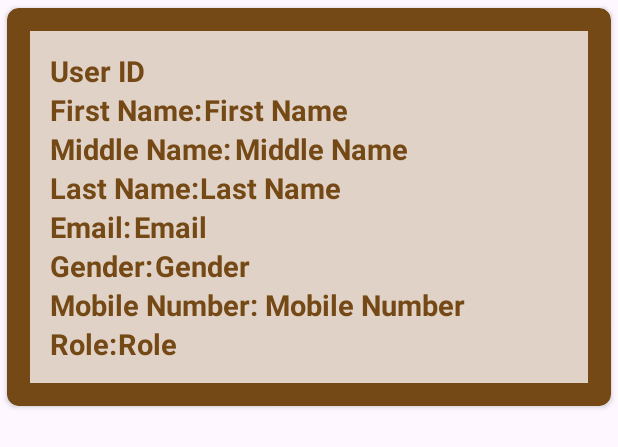
After one commit to DevRaval2604/Citizen-Care, an Android app: the layout main_item.xml on its own in the app's theme, with its tools: preview values and no code run, on a phone screen of 412 x 824 dp. The commit adds this screen. Shown: the top 447 px of the screen. Run offline under Robolectric (Android 15) with nearby library versions, the phone set to English and light mode, and no system bars.

Commit message:
Final Year Project

```diff
--- a/app/build.gradle
+++ b/app/build.gradle
@@ -49,7 +49,12 @@ dependencies {
     androidTestImplementation 'androidx.test.ext:junit:1.1.5'
     androidTestImplementation 'androidx.test.espresso:espresso-core:3.5.1'
     implementation 'com.intuit.sdp:sdp-android:1.1.0'
+    implementation 'com.firebaseui:firebase-ui-database:7.1.1'
+    implementation 'androidx.recyclerview:recyclerview:1.3.2'
+    implementation 'androidx.cardview:cardview:1.0.0'
     implementation platform('com.google.firebase:firebase-bom:32.7.1')
     implementation 'com.google.firebase:firebase-analytics:21.5.0'
     implementation 'com.github.denzcoskun:ImageSlideshow:0.1.2'
 }
+apply plugin: 'com.google.gms.google-services'
+apply plugin: 'com.android.application'
--- a/app/src/main/AndroidManifest.xml
+++ b/app/src/main/AndroidManifest.xml
@@ -15,9 +15,11 @@
         android:theme="@style/Theme.CitizenCare"
         tools:targetApi="31">
         <activity
+            android:name=".ManageUsers"
+            android:exported="false" />
+        <activity
             android:name=".DrawerBase"
             android:exported="false" />
-
         <activity
             android:name=".Change_Password"
             android:exported="false" />
--- a/app/src/main/java/com/example/citizencare/Admin.java
+++ b/app/src/main/java/com/example/citizencare/Admin.java
@@ -52,7 +52,11 @@ public class Admin extends DrawerBase {
             startActivity(intent);
         });
 
-
+        Button btnManageUsers=findViewById(R.id.ManageUsers);
+        btnManageUsers.setOnClickListener(view -> {
+            Intent intent=new Intent(Admin.this, ManageUsers.class);
+            startActivity(intent);
+        });
 
         textViewAdminHead = findViewById(R.id.textview_admin_head);
         textViewFullName = findViewById(R.id.textview_show_full_name);
--- /dev/null
+++ b/app/src/main/res/layout/main_item.xml
@@ -0,0 +1,189 @@
+<?xml version="1.0" encoding="utf-8"?>
+<androidx.cardview.widget.CardView xmlns:android="http://schemas.android.com/apk/res/android"
+    xmlns:tools="http://schemas.android.com/tools"
+    android:layout_width="match_parent"
+    android:layout_height="wrap_content"
+    xmlns:app="http://schemas.android.com/apk/res-auto"
+    app:cardCornerRadius="@dimen/_6sdp"
+    app:cardBackgroundColor="@color/text"
+    android:elevation="@dimen/_6sdp"
+    app:cardUseCompatPadding="true">
+    <RelativeLayout
+        android:layout_width="match_parent"
+        android:layout_height="wrap_content"
+        android:layout_margin="@dimen/_12sdp"
+        android:background="@color/background"
+        android:padding="@dimen/_10sdp">
+
+        <TextView
+            android:id="@+id/uid"
+            android:layout_width="match_parent"
+            android:layout_height="wrap_content"
+            android:text="User ID"
+            android:textColor="@color/text"
+            android:textSize="@dimen/_15sdp"
+            android:textStyle="bold"
+            tools:ignore="HardcodedText,TextSizeCheck" />
+
+        <TextView
+            android:id="@+id/fname1"
+            android:layout_width="match_parent"
+            android:layout_height="wrap_content"
+            android:layout_below="@id/uid"
+            android:text="First Name:"
+            android:textColor="@color/text"
+            android:textSize="@dimen/_15sdp"
+            android:textStyle="bold"
+            tools:ignore="HardcodedText,TextSizeCheck" />
+
+        <TextView
+            android:id="@+id/fname"
+            android:layout_width="match_parent"
+            android:layout_height="wrap_content"
+            android:layout_below="@id/uid"
+            android:layout_marginStart="@dimen/_79sdp"
+            android:text="First Name"
+            android:textColor="@color/text"
+            android:textSize="@dimen/_15sdp"
+            android:textStyle="bold"
+            tools:ignore="HardcodedText,TextSizeCheck" />
+
+        <TextView
+            android:id="@+id/mname1"
+            android:layout_width="match_parent"
+            android:layout_height="wrap_content"
+            android:layout_below="@id/fname1"
+            android:text="Middle Name:"
+            android:textColor="@color/text"
+            android:textSize="@dimen/_15sdp"
+            android:textStyle="bold"
+            tools:ignore="HardcodedText,TextSizeCheck" />
+
+        <TextView
+            android:id="@+id/mname"
+            android:layout_width="match_parent"
+            android:layout_height="wrap_content"
+            android:layout_below="@+id/fname"
+            android:layout_marginStart="@dimen/_95sdp"
+            android:text="Middle Name"
+            android:textColor="@color/text"
+            android:textSize="@dimen/_15sdp"
+            android:textStyle="bold"
+            tools:ignore="HardcodedText,TextSizeCheck" />
+
+        <TextView
+            android:id="@+id/lname1"
+            android:layout_width="match_parent"
+            android:layout_height="wrap_content"
+            android:layout_below="@id/mname1"
+            android:text="Last Name:"
+            android:textColor="@color/text"
+            android:textSize="@dimen/_15sdp"
+            android:textStyle="bold"
+            tools:ignore="HardcodedText,TextSizeCheck" />
+
+        <TextView
+            android:id="@+id/lname"
+            android:layout_width="match_parent"
+            android:layout_height="wrap_content"
+            android:layout_below="@+id/mname"
+            android:layout_marginStart="@dimen/_77sdp"
+            android:text="Last Name"
+            android:textColor="@color/text"
+            android:textSize="@dimen/_15sdp"
+            android:textStyle="bold"
+            tools:ignore="HardcodedText,TextSizeCheck" />
+
+        <TextView
+            android:id="@+id/email1"
+            android:layout_width="match_parent"
+            android:layout_height="wrap_content"
+            android:layout_below="@id/lname1"
+            android:text="Email:"
+            android:textColor="@color/text"
+            android:textSize="@dimen/_15sdp"
+            android:textStyle="bold"
+            tools:ignore="HardcodedText,TextSizeCheck" />
+
+        <TextView
+            android:id="@+id/email"
+            android:layout_width="match_parent"
+            android:layout_height="wrap_content"
+            android:layout_below="@id/lname"
+            android:layout_marginStart="@dimen/_43sdp"
+            android:text="Email"
+            android:textColor="@color/text"
+            android:textSize="@dimen/_15sdp"
+            android:textStyle="bold"
+            tools:ignore="HardcodedText,TextSizeCheck" />
+
+        <TextView
+            android:id="@+id/gender1"
+            android:layout_width="match_parent"
+            android:layout_height="wrap_content"
+            android:layout_below="@id/email1"
+            android:text="Gender:"
+            android:textColor="@color/text"
+            android:textSize="@dimen/_15sdp"
+            android:textStyle="bold"
+            tools:ignore="HardcodedText,TextSizeCheck" />
+
+        <TextView
+            android:id="@+id/gender"
+            android:layout_width="match_parent"
+            android:layout_height="wrap_content"
+            android:layout_below="@id/email"
+            android:layout_marginStart="@dimen/_54sdp"
+            android:text="Gender"
+            android:textColor="@color/text"
+            android:textSize="@dimen/_15sdp"
+            android:textStyle="bold"
+            tools:ignore="HardcodedText,TextSizeCheck" />
+
+        <TextView
+            android:id="@+id/mno1"
+            android:layout_width="match_parent"
+            android:layout_height="wrap_content"
+            android:layout_below="@id/gender1"
+            android:text="Mobile Number:"
+            android:textColor="@color/text"
+            android:textSize="@dimen/_15sdp"
+            android:textStyle="bold"
+            tools:ignore="HardcodedText,TextSizeCheck" />
+
+        <TextView
+            android:id="@+id/mno"
+            android:layout_width="match_parent"
+            android:layout_height="wrap_content"
+            android:layout_below="@id/gender"
+            android:layout_marginStart="@dimen/_110sdp"
+            android:text="Mobile Number"
+            android:textColor="@color/text"
+            android:textSize="@dimen/_15sdp"
+            android:textStyle="bold"
+            tools:ignore="HardcodedText,TextSizeCheck" />
+
+        <TextView
+            android:id="@+id/role1"
+            android:layout_width="match_parent"
+            android:layout_height="wrap_content"
+            android:layout_below="@id/mno1"
+            android:text="Role:"
+            android:textColor="@color/text"
+            android:textSize="@dimen/_15sdp"
+            android:textStyle="bold"
+            tools:ignore="HardcodedText,TextSizeCheck" />
+
+        <TextView
+            android:id="@+id/role"
+            android:layout_width="match_parent"
+            android:layout_height="wrap_content"
+            android:layout_below="@id/mno"
+            android:layout_marginStart="@dimen/_35sdp"
+            android:text="Role"
+            android:textColor="@color/text"
+            android:textSize="@dimen/_15sdp"
+            android:textStyle="bold"
+            tools:ignore="HardcodedText,TextSizeCheck" />
+    </RelativeLayout>
+</androidx.cardview.widget.CardView>
--- a/app/src/main/res/values/strings.xml
+++ b/app/src/main/res/values/strings.xml
@@ -73,8 +73,7 @@
     <string name="menu_home">Home</string>
     <string name="menu_drawer_open">Drawer Open</string>
     <string name="menu_drawer_close">Drawer Close</string>
-
-
+    <string name="manage_users">Manage Users</string>
 
 
 </resources>
```
Also changed, not shown: app/src/main/java/com/example/citizencare/MainAdapter.java (added, +60 -0 lines), app/src/main/java/com/example/citizencare/MainModel.java (added, +84 -0 lines), app/src/main/java/com/example/citizencare/ManageUsers.java (added, +78 -0 lines), app/src/main/res/layout/activity_admin.xml (+13 -0 lines), app/src/main/res/layout/activity_manage_users.xml (added, +18 -0 lines), app/src/main/res/menu/activity_main_drawer.xml (+5 -6 lines), app/src/main/res/menu/searchmenu.xml (added, +11 -0 lines), app/src/main/res/drawable/search.png (added).
